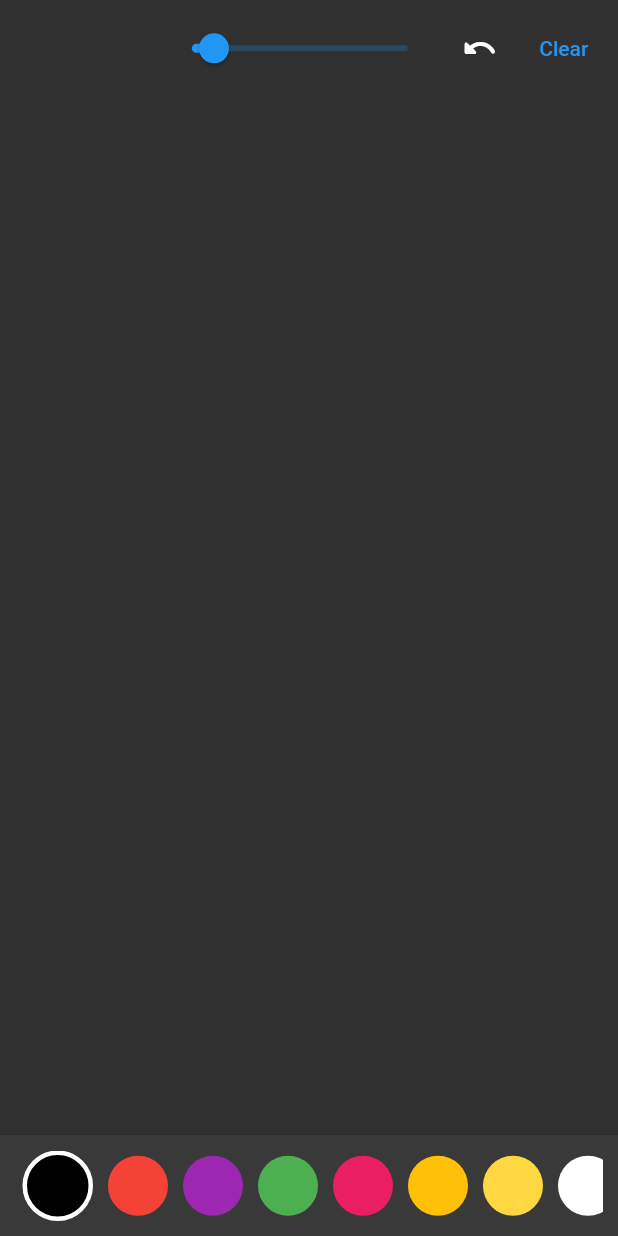
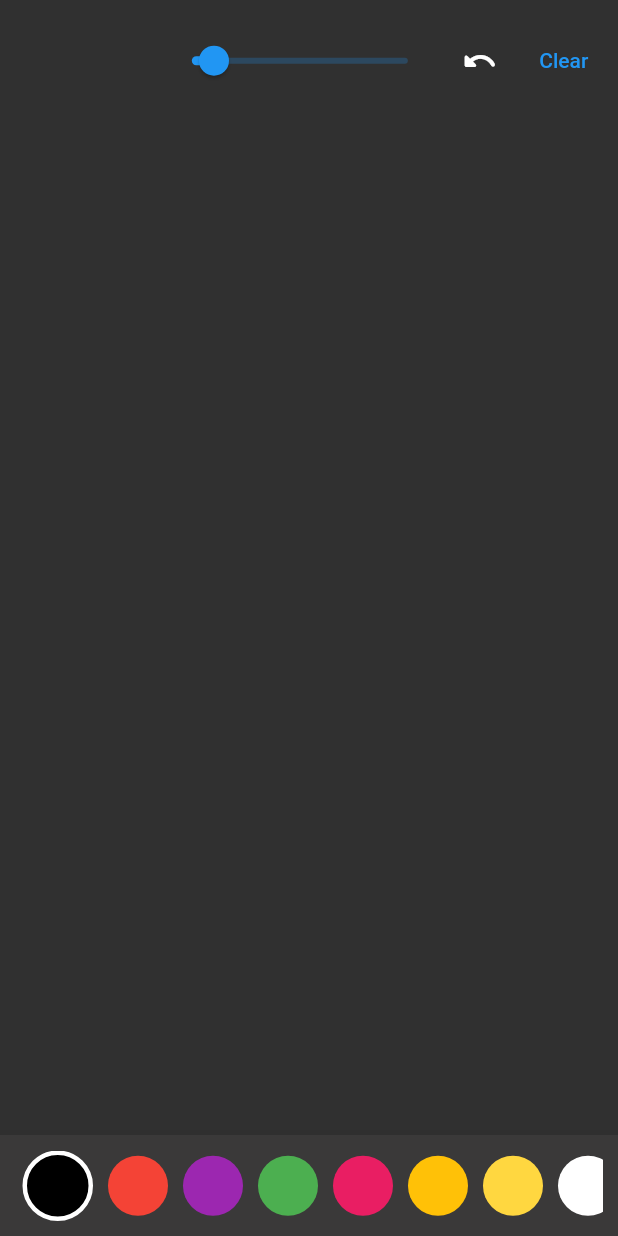
Before and after one commit to ameyreghu/paint, a Flutter app: the screen it shows after launch, on a phone screen of 412 x 824 dp. Run offline on Flutter 3.47's test engine with Material 2 defaults, Android fonts, the phone set to English and light mode, and no system bars.

Commit message:
minor ui fix

```diff
--- a/lib/screens/home.dart
+++ b/lib/screens/home.dart
@@ -83,7 +83,7 @@ class _PaintScreenState extends State<PaintScreen> {
               ),
             ),
             Positioned(
-                top: size.height * 0.01,
+                top: size.height * 0.02,
                 right: size.width * 0.01,
                 child: Row(
                   children: [
```
